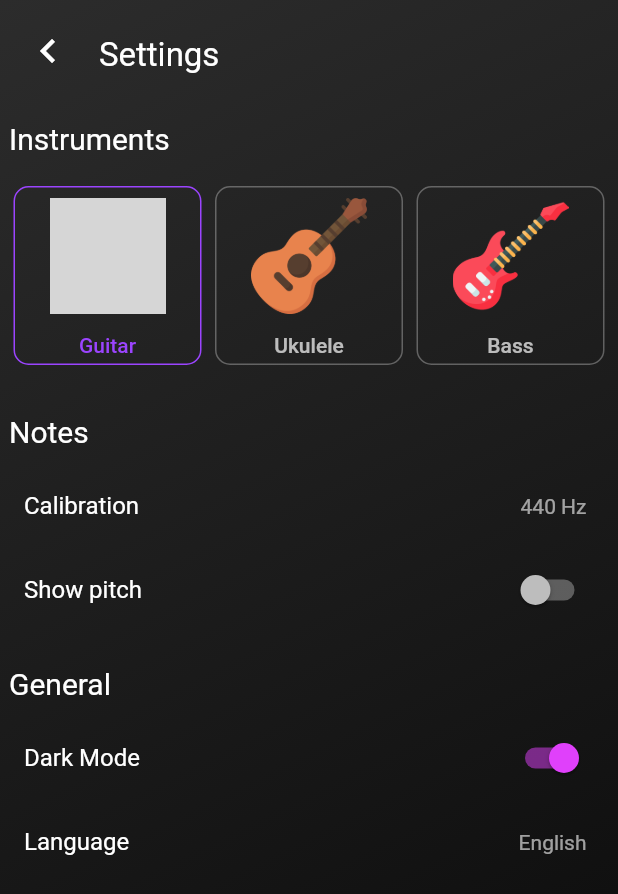
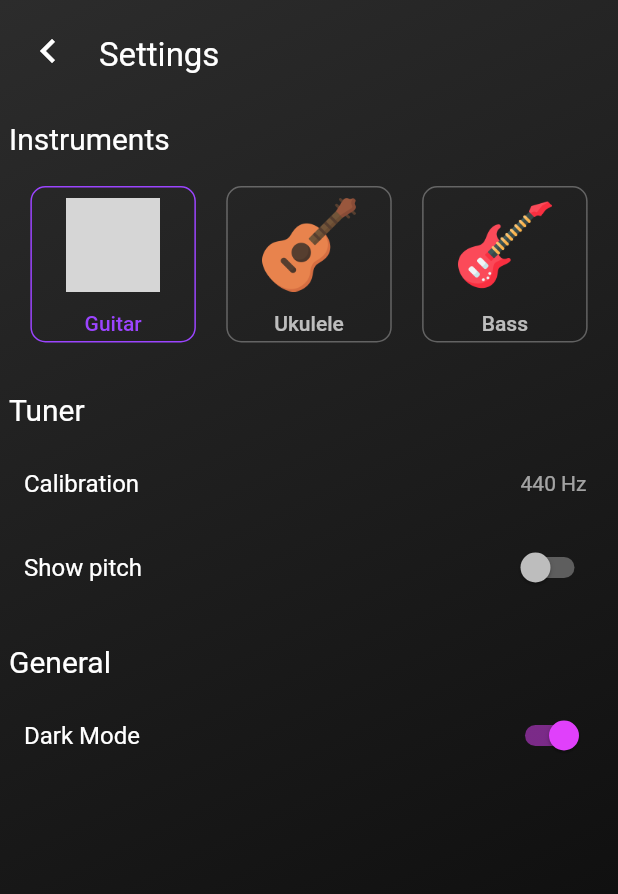
Before and after one commit to dimo147/gtuner, a Flutter app: the screen it shows after launch, after a tap on the "settings" icon, on a phone screen of 412 x 824 dp. Shown: the top 894 px of the screen. Run offline on Flutter 3.47's test engine with Material 2 defaults, Android fonts, the phone set to English and light mode, and no system bars; our stand-ins replace numberpicker, permission_handler, shared_preferences; missing offline and left inert: flutter_audio_capture, pitch_detector_dart; generated files the repository leaves out were written again; grey boxes are pictures that could not be loaded.

Commit message:
responsive

```diff
--- a/lib/home.dart
+++ b/lib/home.dart
@@ -206,12 +206,12 @@ class _HomeScreenState extends State<HomeScreen> {
                       ],
                     ),
                   ),
-                  width: screenSize.width / 1.2,
-                  height: screenSize.width / 1.2,
+                  width: screenSize.width / 1.4,
+                  height: screenSize.width / 1.4,
                 ),
                 Positioned(
-                  left: screenSize.width / 9.5,
-                  top: screenSize.width / 9.5,
+                  left: screenSize.width / 12,
+                  top: screenSize.width / 12,
                   child: Container(
                     decoration: BoxDecoration(
                       color: Colors.white,
@@ -231,13 +231,13 @@ class _HomeScreenState extends State<HomeScreen> {
                         ),
                       ],
                     ),
-                    width: screenSize.width / 1.6,
-                    height: screenSize.width / 1.6,
+                    width: screenSize.width / 1.8,
+                    height: screenSize.width / 1.8,
                   ),
                 ),
                 Positioned(
-                  left: screenSize.width / 5,
-                  top: screenSize.width / 5,
+                  left: screenSize.width / 6.1,
+                  top: screenSize.width / 6.1,
                   child: Container(
                     decoration: BoxDecoration(
                       color: Colors.white,
@@ -257,13 +257,13 @@ class _HomeScreenState extends State<HomeScreen> {
                         ),
                       ],
                     ),
-                    width: screenSize.width / 2.3,
-                    height: screenSize.width / 2.3,
+                    width: screenSize.width / 2.5,
+                    height: screenSize.width / 2.5,
                     child: Center(
                       child: Text(
                         note.characters.first,
                         style:
-                            const TextStyle(fontSize: 50, color: Colors.white),
+                            const TextStyle(fontSize: 45, color: Colors.white),
                       ),
                     ),
                   ),
@@ -271,7 +271,8 @@ class _HomeScreenState extends State<HomeScreen> {
               ],
             ),
             const Spacer(flex: 2),
-            Row(
+            screenSize.height > 600
+                ? Row(
                     mainAxisAlignment: MainAxisAlignment.spaceEvenly,
                     children: [
                       for (var i in tuninig.keys)
@@ -280,7 +281,8 @@ class _HomeScreenState extends State<HomeScreen> {
                             color: Colors.white,
                             shape: BoxShape.circle,
                             gradient: RadialGradient(
-                        colors: (note.characters.first == i.characters.first &&
+                              colors: (note.characters.first ==
+                                          i.characters.first &&
                                       perfect == tuninig[i])
                                   ? darkMode
                                       ? [
@@ -288,8 +290,10 @@ class _HomeScreenState extends State<HomeScreen> {
                                           const Color(0xFF851BFF),
                                         ]
                                       : [
-                                    const Color.fromARGB(255, 178, 111, 255),
-                                    const Color.fromARGB(255, 165, 86, 255),
+                                          const Color.fromARGB(
+                                              255, 178, 111, 255),
+                                          const Color.fromARGB(
+                                              255, 165, 86, 255),
                                         ]
                                   : darkMode
                                       ? [
@@ -312,7 +316,8 @@ class _HomeScreenState extends State<HomeScreen> {
                           ),
                         ),
                     ],
-            ),
+                  )
+                : Container(),
             const Spacer(),
             showPitch ? Text(perfect.toString()) : Container(),
             showPitch ? const Spacer() : Container(),
--- a/lib/setting.dart
+++ b/lib/setting.dart
@@ -172,7 +172,7 @@ class _SettingScreenState extends State<SettingScreen> {
               child: Row(
                 children: const [
                   Text(
-                    "Notes",
+                    "Tuner",
                     style: TextStyle(fontSize: 20),
                   ),
                 ],
@@ -225,17 +225,17 @@ class _SettingScreenState extends State<SettingScreen> {
                 });
               },
             ),
-            ListTile(
-              title: const Text("Language"),
-              onTap: () {},
-              trailing: const Opacity(
-                child: Padding(
-                  padding: EdgeInsets.only(right: 5),
-                  child: Text("English"),
-                ),
-                opacity: 0.6,
-              ),
-            ),
+            // ListTile(
+            //   title: const Text("Language"),
+            //   onTap: () {},
+            //   trailing: const Opacity(
+            //     child: Padding(
+            //       padding: EdgeInsets.only(right: 5),
+            //       child: Text("English"),
+            //     ),
+            //     opacity: 0.6,
+            //   ),
+            // ),
           ],
         ),
       ),
@@ -243,6 +243,7 @@ class _SettingScreenState extends State<SettingScreen> {
   }
 
   Widget CustomRadioButton(String text, int index, String image) {
+    double screenWidth = MediaQuery.of(context).size.width;
     return OutlinedButton(
       onPressed: () {
         setState(() {
@@ -266,7 +267,7 @@ class _SettingScreenState extends State<SettingScreen> {
             padding: const EdgeInsets.all(8.0),
             child: Image.asset(
               image,
-              width: MediaQuery.of(context).size.width / 3 - 60,
+              width: screenWidth < 572 ? screenWidth / 3 - 75 : 572 / 3 - 75,
             ),
           ),
           Padding(
```
Lines whose indentation alone changed are shown as unchanged.
